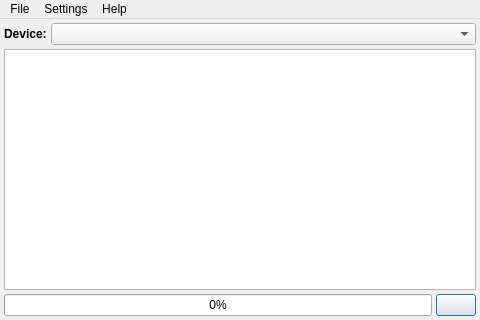
Before: the Qt Designer form tools/qt/usb_boot_maker/src/main/mainwindow.ui in Gris87/ngos, drawn with Qt 5.
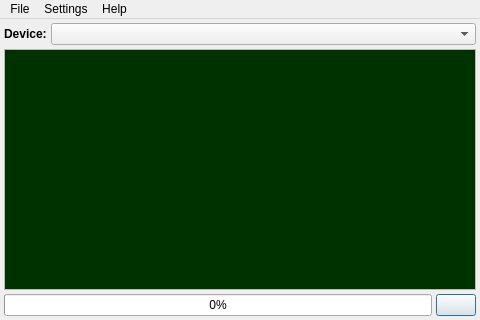
After: the same form once the commit is applied. Icons and pictures are not drawn.

```diff
--- a/tools/qt/usb_boot_maker/src/main/mainwindow.ui
+++ b/tools/qt/usb_boot_maker/src/main/mainwindow.ui
@@ -62,6 +62,70 @@
     </item>
     <item>
      <widget class="QTextEdit" name="logTextEdit">
+      <property name="palette">
+       <palette>
+        <active>
+         <colorrole role="Text">
+          <brush brushstyle="SolidPattern">
+           <color alpha="255">
+            <red>0</red>
+            <green>192</green>
+            <blue>0</blue>
+           </color>
+          </brush>
+         </colorrole>
+         <colorrole role="Base">
+          <brush brushstyle="SolidPattern">
+           <color alpha="255">
+            <red>0</red>
+            <green>50</green>
+            <blue>0</blue>
+           </color>
+          </brush>
+         </colorrole>
+        </active>
+        <inactive>
+         <colorrole role="Text">
+          <brush brushstyle="SolidPattern">
+           <color alpha="255">
+            <red>0</red>
+            <green>192</green>
+            <blue>0</blue>
+           </color>
+          </brush>
+         </colorrole>
+         <colorrole role="Base">
+          <brush brushstyle="SolidPattern">
+           <color alpha="255">
+            <red>0</red>
+            <green>50</green>
+            <blue>0</blue>
+           </color>
+          </brush>
+         </colorrole>
+        </inactive>
+        <disabled>
+         <colorrole role="Text">
+          <brush brushstyle="SolidPattern">
+           <color alpha="255">
+            <red>120</red>
+            <green>120</green>
+            <blue>120</blue>
+           </color>
+          </brush>
+         </colorrole>
+         <colorrole role="Base">
+          <brush brushstyle="SolidPattern">
+           <color alpha="255">
+            <red>170</red>
+            <green>85</green>
+            <blue>127</blue>
+           </color>
+          </brush>
+         </colorrole>
+        </disabled>
+       </palette>
+      </property>
       <property name="font">
        <font>
         <family>Courier New</family>
```
